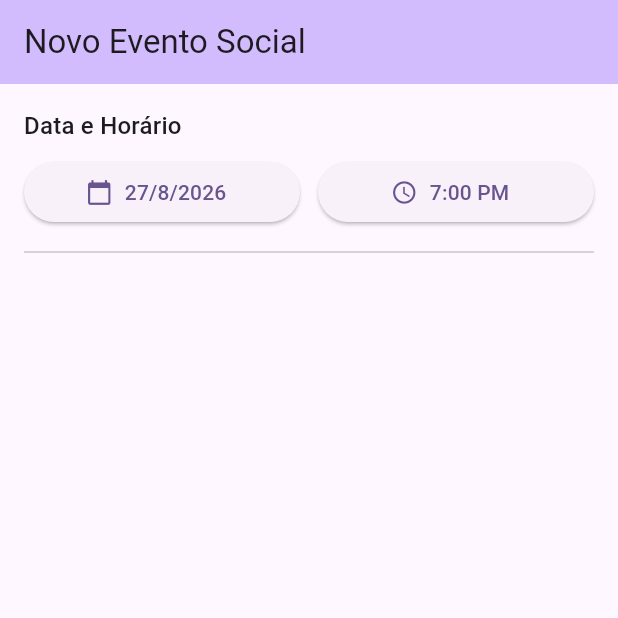
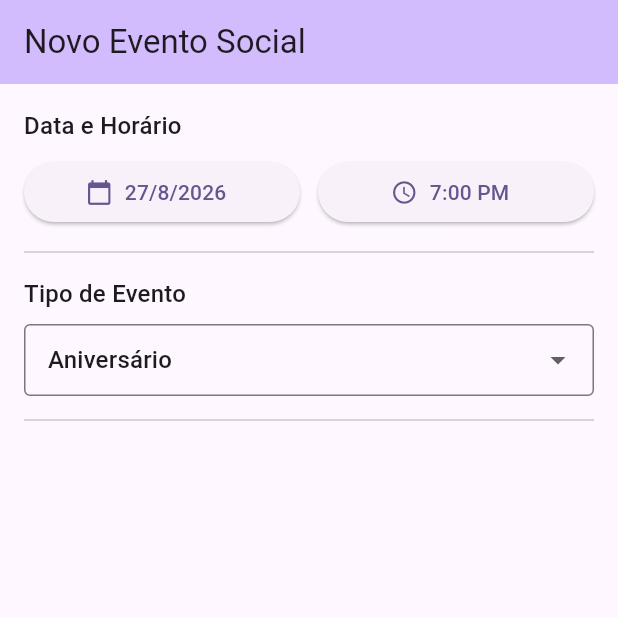
Before and after one commit to pauloewilliam/flutter051-paulo, a Flutter app: the screen it shows after launch, on a phone screen of 412 x 824 dp, the top half of it. Run offline on Flutter 3.47's test engine with Material 3 defaults, Android fonts, the phone set to English and light mode, and no system bars.

Commit message:
Implementado DropDown em tipo de evento

```diff
--- a/lib/main.dart
+++ b/lib/main.dart
@@ -31,8 +31,11 @@ class AgendamentoEventoTela extends StatefulWidget {
 class _AgendamentoEventoTelaState extends State<AgendamentoEventoTela> {
   static final DateTime _dataPadrao = DateTime.now();
   static const TimeOfDay _horarioPadrao = TimeOfDay(hour: 19, minute: 0);
+  static const String _tipoPadrao = 'Aniversário';
+
   late DateTime _dataSelecionada;
   late TimeOfDay _horarioSelecionado;
+  late String _tipoEventoSelecionado;
 
   @override
   void initState() {
@@ -44,6 +47,7 @@ class _AgendamentoEventoTelaState extends State<AgendamentoEventoTela> {
     setState(() {
       _dataSelecionada = _dataPadrao;
       _horarioSelecionado = _horarioPadrao;
+      _tipoEventoSelecionado = _tipoPadrao;
     });
     print('[DEBUG] Formulario resetado para os valores padrao.');
   }
@@ -56,6 +60,7 @@ class _AgendamentoEventoTelaState extends State<AgendamentoEventoTela> {
       'Data: ${_dataSelecionada.day}/${_dataSelecionada.month}/${_dataSelecionada.year}',
     );
     print('Horário: ${_horarioSelecionado.format(context)}');
+    print('Tipo de Evento: $_tipoEventoSelecionado');
     print('=====================================');
 
     ScaffoldMessenger.of(context).showSnackBar(
@@ -134,6 +139,38 @@ class _AgendamentoEventoTelaState extends State<AgendamentoEventoTela> {
               ],
             ),
             const Divider(height: 32),
+
+            Text(
+              'Tipo de Evento',
+              style: Theme.of(context).textTheme.titleMedium,
+            ),
+            const SizedBox(height: 8),
+            DropdownButtonFormField<String>(
+              initialValue: _tipoEventoSelecionado,
+              decoration: const InputDecoration(
+                border: OutlineInputBorder(),
+                contentPadding: EdgeInsets.symmetric(
+                  horizontal: 12,
+                  vertical: 8,
+                ),
+              ),
+              items: ['Aniversário', 'Casamento', 'Corporativo', 'Outro']
+                  .map(
+                    (tipo) => DropdownMenuItem(value: tipo ,child: Text(tipo)),
+                  )
+                  .toList(),
+                onChanged: (novoValor) {
+                  if (novoValor != null) {
+                    setState(() {
+                      _tipoEventoSelecionado = novoValor;
+                    });
+                    print(
+                      '[DEBUG - Menu] Tipo de evento selecionado: $novoValor',
+                    );
+                  }
+                },
+            ),
+            const Divider(height: 32),
           ],
         ),
       ),
```
